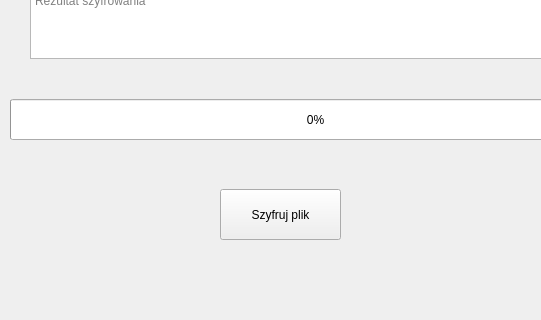
Qt form main.ui (dcPTR/AES-encryption) before a commit; both pictures show x 90 to 631 and y 280 to 600 of the 800 by 600 pixel window.
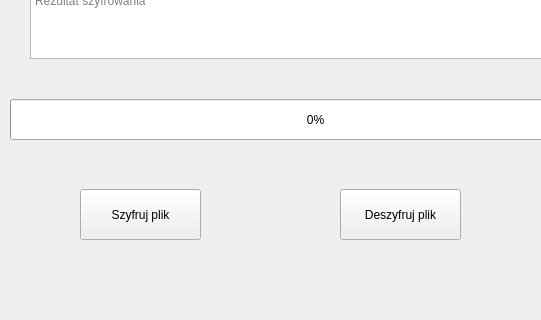
The same form after that commit.

Diff of the .ui file:
```diff
--- a/main.ui
+++ b/main.ui
@@ -17,7 +17,7 @@
    <widget class="QPushButton" name="cipherButton">
     <property name="geometry">
      <rect>
-      <x>310</x>
+      <x>170</x>
       <y>450</y>
       <width>121</width>
       <height>51</height>
@@ -75,6 +75,19 @@
      <number>0</number>
     </property>
    </widget>
+   <widget class="QPushButton" name="decipherButton">
+    <property name="geometry">
+     <rect>
+      <x>430</x>
+      <y>450</y>
+      <width>121</width>
+      <height>51</height>
+     </rect>
+    </property>
+    <property name="text">
+     <string>Deszyfruj plik</string>
+    </property>
+   </widget>
   </widget>
   <widget class="QMenuBar" name="menubar">
    <property name="geometry">
```
Left out of the diff: 2 changed lines with no effect on the pictures.
